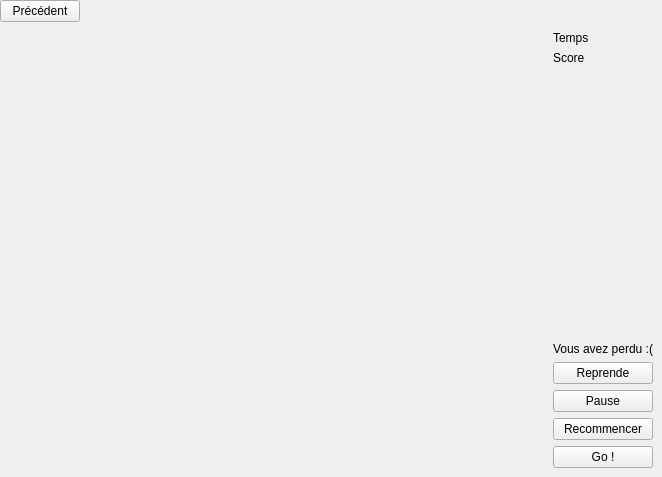
loicbourgois/snake2i, file game-form.ui: the form before one commit.
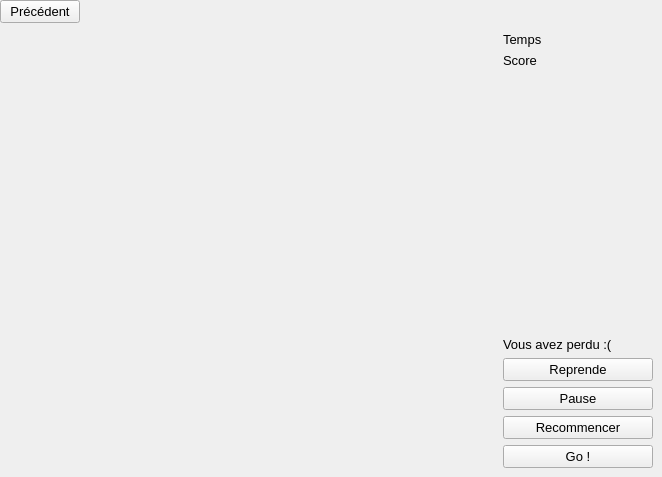
The form after the commit.

Commit message: Set font from 8 to 10 + Update conf menu

Patch:
```diff
--- a/game-form.ui
+++ b/game-form.ui
@@ -34,6 +34,11 @@
      <layout class="QGridLayout" name="gridLayout_2">
       <item row="4" column="0">
        <widget class="QPushButton" name="pushButtonReprendre">
+        <property name="font">
+         <font>
+          <pointsize>10</pointsize>
+         </font>
+        </property>
         <property name="text">
          <string>Reprende</string>
         </property>
@@ -41,6 +46,11 @@
       </item>
       <item row="7" column="0">
        <widget class="QPushButton" name="pushButtonGo">
+        <property name="font">
+         <font>
+          <pointsize>10</pointsize>
+         </font>
+        </property>
         <property name="text">
          <string>Go !</string>
         </property>
@@ -48,6 +58,11 @@
       </item>
       <item row="5" column="0">
        <widget class="QPushButton" name="pushButtonPause">
+        <property name="font">
+         <font>
+          <pointsize>10</pointsize>
+         </font>
+        </property>
         <property name="text">
          <string>Pause</string>
         </property>
@@ -55,6 +70,11 @@
       </item>
       <item row="0" column="0">
        <widget class="QLabel" name="label">
+        <property name="font">
+         <font>
+          <pointsize>10</pointsize>
+         </font>
+        </property>
         <property name="text">
          <string>Temps</string>
         </property>
@@ -62,6 +82,11 @@
       </item>
       <item row="6" column="0">
        <widget class="QPushButton" name="pushButtonRestart">
+        <property name="font">
+         <font>
+          <pointsize>10</pointsize>
+         </font>
+        </property>
         <property name="text">
          <string>Recommencer</string>
         </property>
@@ -69,6 +94,11 @@
       </item>
       <item row="1" column="0">
        <widget class="QLabel" name="label_2">
+        <property name="font">
+         <font>
+          <pointsize>10</pointsize>
+         </font>
+        </property>
         <property name="text">
          <string>Score</string>
         </property>
@@ -81,7 +111,7 @@
         </property>
         <property name="sizeHint" stdset="0">
          <size>
-          <width>20</width>
+          <width>150</width>
           <height>40</height>
          </size>
         </property>
@@ -89,6 +119,11 @@
       </item>
       <item row="3" column="0">
        <widget class="QLabel" name="labelDead">
+        <property name="font">
+         <font>
+          <pointsize>10</pointsize>
+         </font>
+        </property>
         <property name="text">
          <string>Vous avez perdu :(</string>
         </property>
@@ -164,6 +199,11 @@
       </item>
       <item row="0" column="0">
        <widget class="QPushButton" name="pushButtonPrecedent">
+        <property name="font">
+         <font>
+          <pointsize>10</pointsize>
+         </font>
+        </property>
         <property name="text">
          <string>Précédent</string>
         </property>
```
The commit also changes 12 other files.
